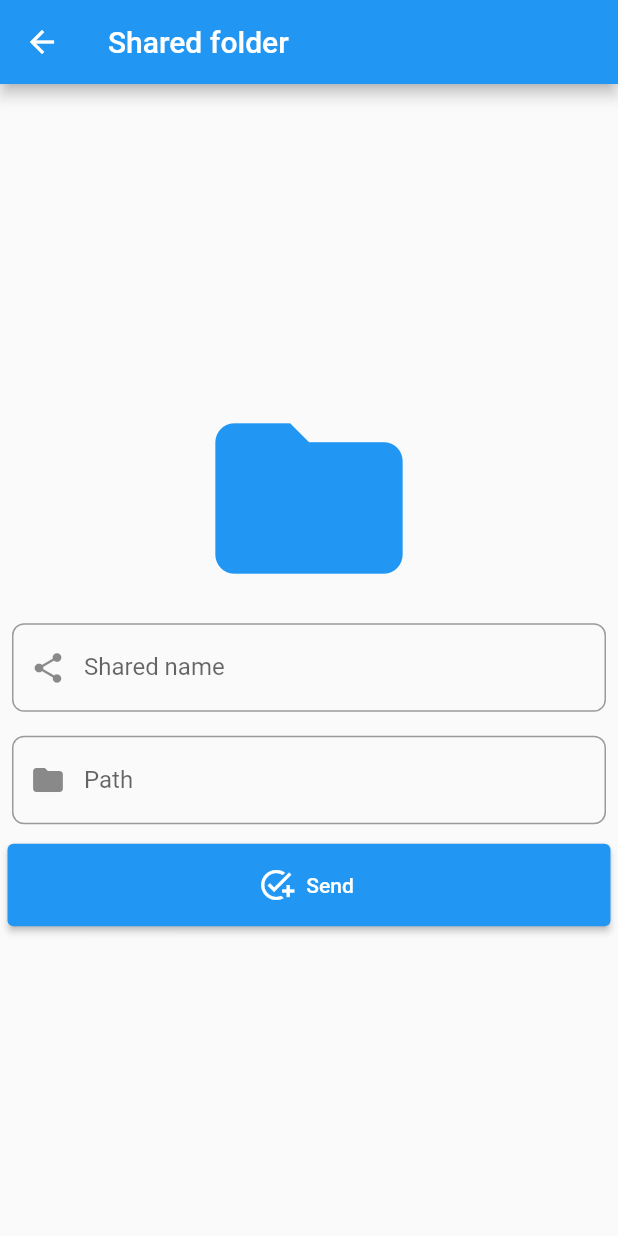
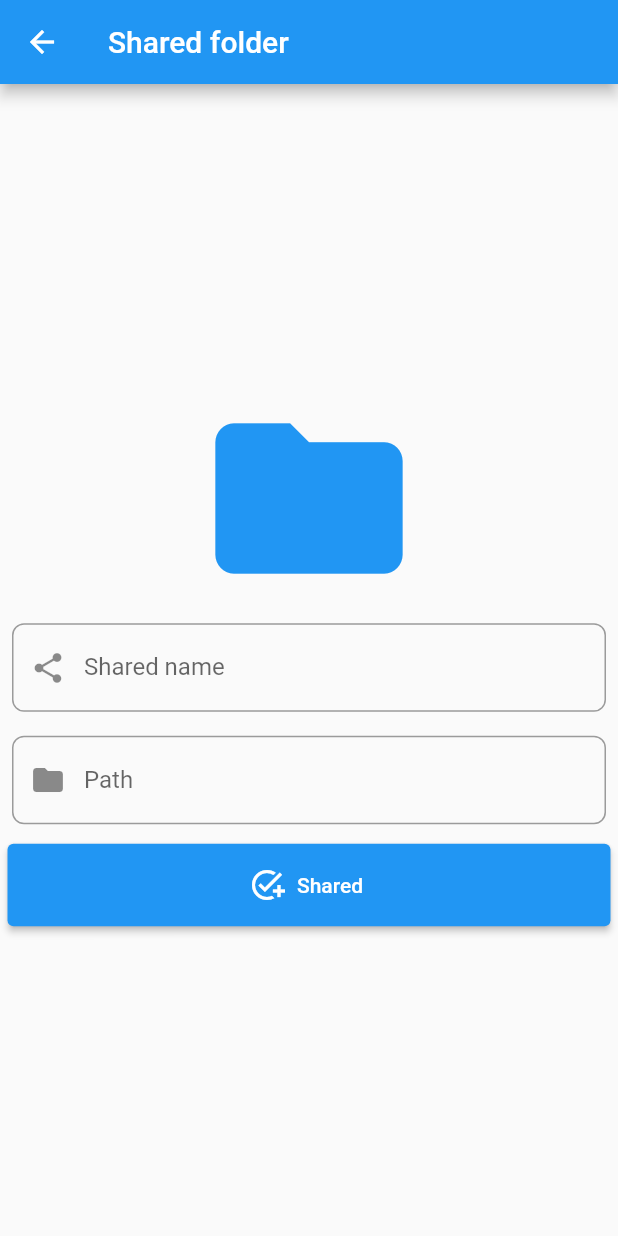
Before and after one commit to auguzsto/cidgui, a Flutter app: the AddSharedFolder screen opened by its route, on a phone screen of 412 x 824 dp. Run offline on Flutter 3.47's test engine with Material 2 defaults, Android fonts, the phone set to English and light mode, and no system bars; missing offline and left inert: dart:ffi, process_run.

Commit message:
change text in button shared

```diff
--- a/lib/src/pages/share_add/sharedadd_page.dart
+++ b/lib/src/pages/share_add/sharedadd_page.dart
@@ -108,7 +108,7 @@ class _AddSharedFolderState extends State<AddSharedFolder> {
                       ),
                   )
                   : const Icon(Icons.add_task),
-              label: isLoading == true ? const Text("") : const Text("Send"),
+              label: isLoading == true ? const Text("") : const Text("Shared"),
             ),
           )
         ],
```
